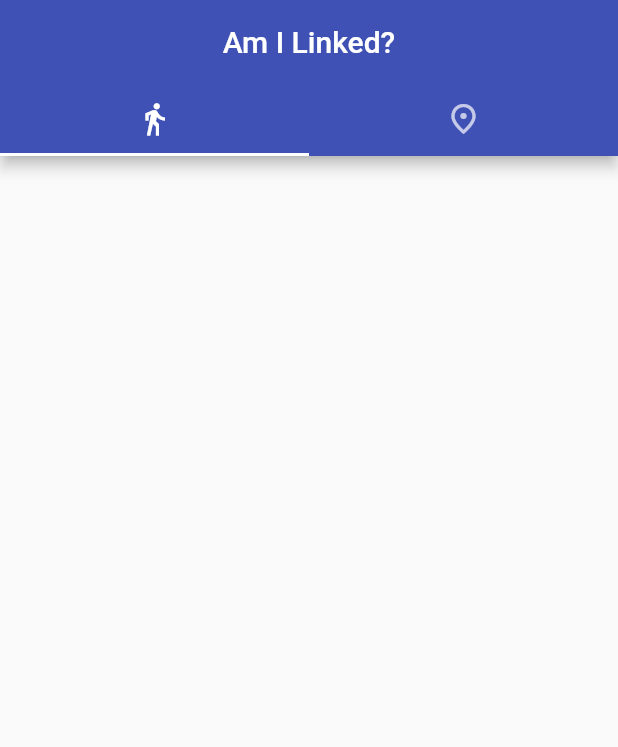
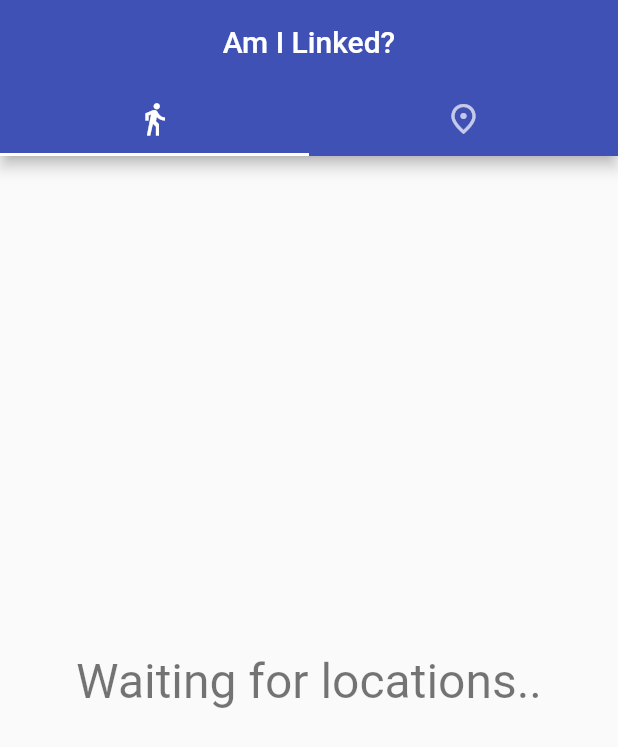
Before and after one commit to tusharm/trailya-app, a Flutter app: the screen it shows after launch, on a phone screen of 412 x 824 dp. Shown: the top 747 px of the screen. Run offline on Flutter 3.47's test engine with Material 2 defaults, Android fonts, the phone set to English and light mode, and no system bars; our stand-ins replace firebase_core, firebase_messaging, geolocator, location, sqflite; accounts and stored records are empty.

Commit message:
Basic location tracking

```diff
--- a/lib/app/store/site.dart
+++ b/lib/app/store/site.dart
@@ -1,4 +1,3 @@
-import 'package:flutter/material.dart';
 
 class Site {
   final String id;
--- a/lib/app/visits.dart
+++ b/lib/app/visits.dart
@@ -1,10 +1,84 @@
+import 'package:amilinked/app/widgets/empty.dart';
 import 'package:flutter/material.dart';
+import 'package:geolocator/geolocator.dart';
+import 'package:location/location.dart';
 
-class VisitsPage extends StatelessWidget {
+class VisitsPage extends StatefulWidget {
   const VisitsPage({Key? key}) : super(key: key);
 
   @override
+  _VisitsPageState createState() => _VisitsPageState();
+}
+
+class _VisitsPageState extends State<VisitsPage> {
+  final location = Location();
+  late final bool locationPermitted;
+  late List<LocationData> locations;
+
+  @override
+  void initState() {
+    super.initState();
+    initLocation().then((allowed) {
+      setState(() {
+        locations = List.empty(growable: true);
+        locationPermitted = allowed;
+
+        if (locationPermitted) {
+          location.changeSettings(interval: 10000, distanceFilter: 1);
+          location.enableBackgroundMode(enable: true);
+        }
+      });
+    });
+  }
+
+  @override
   Widget build(BuildContext context) {
-    return Container();
+    if (!locationPermitted) {
+      return EmptyContent(
+        title: 'Location tracking disabled',
+        message: 'Manually add places you visited.',
+      );
+    }
+
+    return StreamBuilder(
+      stream: location.onLocationChanged,
+      builder: (context, AsyncSnapshot<LocationData> snapshot) {
+        if (snapshot.hasData) {
+          locations.add(snapshot.data!);
+
+          return ListView.builder(
+            itemCount: locations.length,
+            itemBuilder: (context, index) {
+              LocationData loc = locations.elementAt(index);
+
+              final displacement = (index == 0) ? 0.0 : Geolocator
+                  .distanceBetween(loc.latitude!, loc.longitude!, locations
+                  .elementAt(index - 1)
+                  .latitude!, locations
+                  .elementAt(index - 1)
+                  .longitude!).roundToDouble();
+
+              return ListTile(
+                leading: Text('${index + 1}'),
+                title: Text('lat: ${loc.latitude}, long: ${loc.longitude}'),
+                subtitle: Text(
+                    'moved ${displacement} m, ${DateTime.fromMillisecondsSinceEpoch(
+                        loc.time!.toInt())}'),
+              );
+            },
+          );
+        }
+
+        return EmptyContent(title: 'Waiting for locations..', message: '');
+      },
+    );
+  }
+
+  Future<bool> initLocation() async {
+    final enabled = await location.requestService();
+    if (!enabled) return false;
+
+    final PermissionStatus status = await location.requestPermission();
+    return status == PermissionStatus.granted;
   }
 }
--- /dev/null
+++ b/lib/app/widgets/empty.dart
@@ -0,0 +1,31 @@
+import 'package:flutter/material.dart';
+
+class EmptyContent extends StatelessWidget {
+  const EmptyContent({
+    Key? key,
+    required this.title,
+    required this.message,
+  }) : super(key: key);
+
+  final String title;
+  final String message;
+
+  @override
+  Widget build(BuildContext context) {
+    return Center(
+      child: Column(
+        mainAxisAlignment: MainAxisAlignment.center,
+        children: [
+          Text(
+            title,
+            style: TextStyle(color: Colors.black54, fontSize: 32.0),
+          ),
+          Text(
+            message,
+            style: TextStyle(color: Colors.black54, fontSize: 16.0),
+          )
+        ],
+      ),
+    );
+  }
+}
--- a/pubspec.yaml
+++ b/pubspec.yaml
@@ -29,6 +29,9 @@ dependencies:
 
   sqflite: ^2.0.0+3
   path: ^1.8.0
+
+  location: ^4.1.1
+  geolocator: ^7.0.3
 
   # The following adds the Cupertino Icons font to your application.
   # Use with the CupertinoIcons class for iOS style icons.
```
Also changed, not shown: pubspec.lock, 3 other files.
